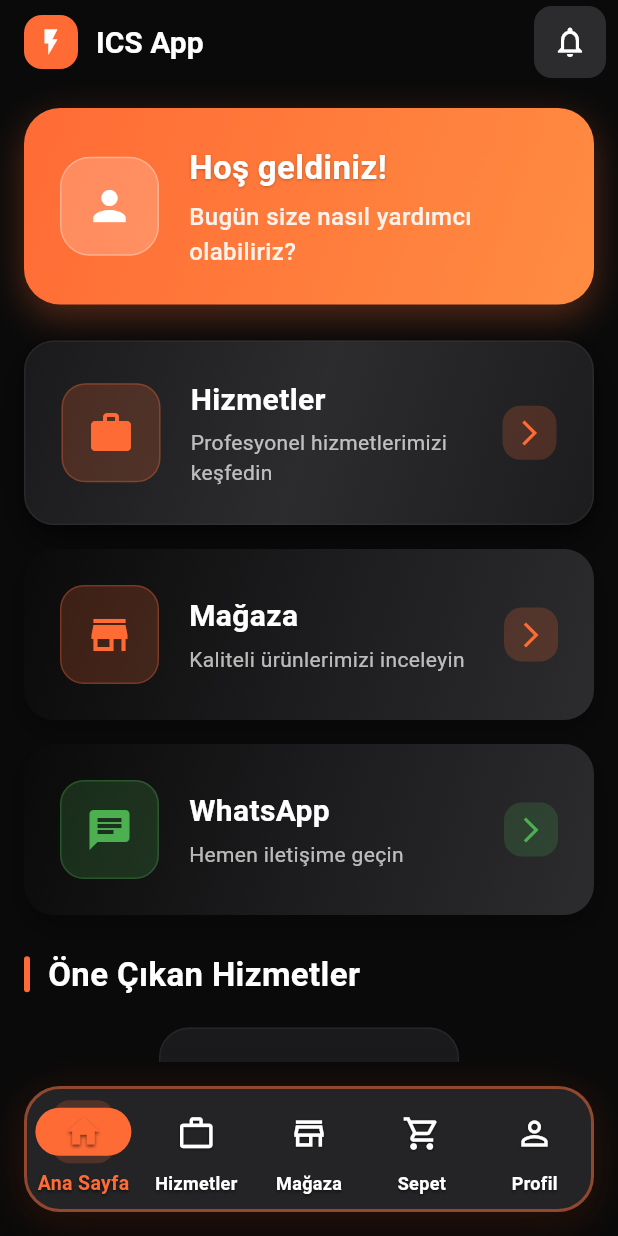
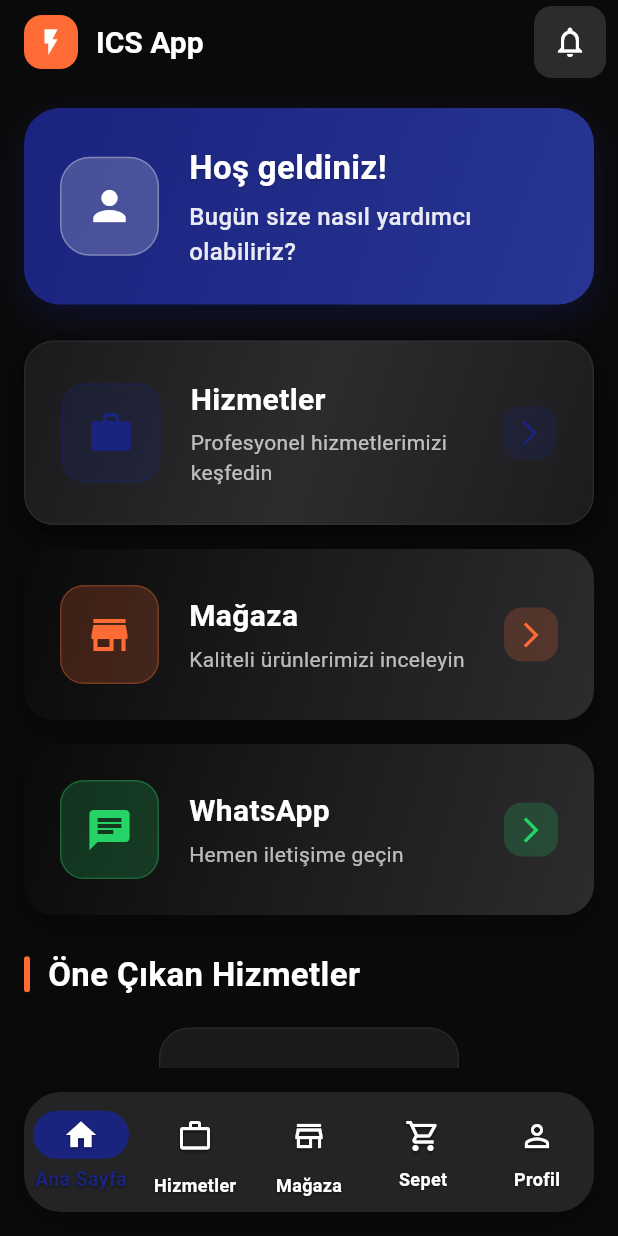
Before and after one commit to sunucuics/ICS-APP-FRONT, a Flutter app: the screen it shows after launch, on a phone screen of 412 x 824 dp. Run offline on Flutter 3.47's test engine with Material 3 defaults, Android fonts, the phone set to English and light mode, and no system bars; our stand-ins replace cached_network_image, dio, firebase_auth, firebase_core, flutter_riverpod, freezed_annotation and 2 more; accounts and stored records are empty; network calls fail.

```diff
--- a/flutter_app/lib/core/theme/app_theme.dart
+++ b/flutter_app/lib/core/theme/app_theme.dart
@@ -1,12 +1,6 @@
 import 'package:flutter/material.dart';
 
 class AppTheme {
-  // Modern Orange Color Palette
-  static const Color primaryOrange = Color(0xFFFF6B35);
-  static const Color secondaryOrange = Color(0xFFFF8C42);
-  static const Color lightOrange = Color(0xFFFFB366);
-  static const Color darkOrange = Color(0xFFE55A2B);
-
   // Modern Black/Dark Color Palette
   static const Color primaryBlack = Color(0xFF0A0A0A);
   static const Color secondaryBlack = Color(0xFF1C1C1E);
@@ -16,6 +10,23 @@ class AppTheme {
   static const Color darkGray = Color(0xFF6A6A6C);
   static const Color cardBackground = Color(0xFF1A1A1C);
   static const Color surfaceElevated = Color(0xFF242426);
+
+  // Navy Blue Color Palette (Services)
+  static const Color primaryNavy = Color(0xFF1A237E);
+  static const Color secondaryNavy = Color(0xFF283593);
+  static const Color lightNavy = Color(0xFF3949AB);
+  static const Color darkNavy = Color(0xFF0D1B69);
+
+  // Orange Color Palette (Store)
+  static const Color primaryOrange = Color(0xFFFF6B35);
+  static const Color secondaryOrange = Color(0xFFFF8C42);
+  static const Color lightOrange = Color(0xFFFFB366);
+  static const Color darkOrange = Color(0xFFE55A2B);
+
+  // WhatsApp Green Color Palette
+  static const Color whatsappGreen = Color(0xFF25D366);
+  static const Color whatsappGreenLight = Color(0xFF4AE54A);
+  static const Color whatsappGreenDark = Color(0xFF128C7E);
 
   // Accent Colors
   static const Color successGreen = Color(0xFF4CAF50);
@@ -110,14 +121,14 @@ class AppTheme {
     ),
     navigationBarTheme: NavigationBarThemeData(
       backgroundColor: primaryBlack,
-      indicatorColor: primaryOrange,
+      indicatorColor: primaryNavy,
       indicatorShape: RoundedRectangleBorder(
         borderRadius: BorderRadius.circular(16),
       ),
       labelTextStyle: MaterialStateProperty.resolveWith((states) {
         if (states.contains(MaterialState.selected)) {
           return const TextStyle(
-            color: primaryOrange,
+            color: primaryNavy,
             fontSize: 13,
             fontWeight: FontWeight.bold,
             shadows: [
@@ -145,7 +156,7 @@ class AppTheme {
       iconTheme: MaterialStateProperty.resolveWith((states) {
         if (states.contains(MaterialState.selected)) {
           return const IconThemeData(
-            color: primaryOrange,
+            color: primaryNavy,
             size: 26,
             shadows: [
               Shadow(
@@ -306,14 +317,14 @@ class AppTheme {
     ),
     navigationBarTheme: NavigationBarThemeData(
       backgroundColor: primaryBlack,
-      indicatorColor: primaryOrange,
+      indicatorColor: primaryNavy,
       indicatorShape: RoundedRectangleBorder(
         borderRadius: BorderRadius.circular(16),
       ),
       labelTextStyle: MaterialStateProperty.resolveWith((states) {
         if (states.contains(MaterialState.selected)) {
           return const TextStyle(
-            color: primaryOrange,
+            color: primaryNavy,
             fontSize: 13,
             fontWeight: FontWeight.bold,
             shadows: [
@@ -341,7 +352,7 @@ class AppTheme {
       iconTheme: MaterialStateProperty.resolveWith((states) {
         if (states.contains(MaterialState.selected)) {
           return const IconThemeData(
-            color: primaryOrange,
+            color: primaryNavy,
             size: 26,
             shadows: [
               Shadow(
--- a/flutter_app/lib/features/appointments/data/appointments_repository.dart
+++ b/flutter_app/lib/features/appointments/data/appointments_repository.dart
@@ -9,7 +9,7 @@ class AppointmentsRepository {
   }) : _apiService = apiService;
 
   /// Dolu slotları getirir (takvim için)
-  Future<Map<String, dynamic>> getBusySlots({
+  Future<List<BusySlot>> getBusySlots({
     String? serviceId,
     int days = 30,
   }) async {
--- a/flutter_app/lib/features/appointments/providers/appointments_provider.dart
+++ b/flutter_app/lib/features/appointments/providers/appointments_provider.dart
@@ -16,8 +16,7 @@ final appointmentsRepositoryProvider = Provider<AppointmentsRepository>((ref) {
 
 // Busy Slots Provider (Takvim için)
 final busySlotsProvider =
-    FutureProvider.family<Map<String, dynamic>, BusySlotsParams>(
-        (ref, params) async {
+    FutureProvider.family<List<BusySlot>, BusySlotsParams>((ref, params) async {
   final repository = ref.watch(appointmentsRepositoryProvider);
   return await repository.getBusySlots(
     serviceId: params.serviceId,
--- a/flutter_app/lib/features/home/presentation/pages/home_page.dart
+++ b/flutter_app/lib/features/home/presentation/pages/home_page.dart
@@ -47,26 +47,12 @@ class _HomePageState extends State<HomePage> {
         margin: const EdgeInsets.all(16),
         decoration: BoxDecoration(
           color: AppTheme.surfaceElevated,
-          borderRadius: BorderRadius.circular(24),
-          border: Border.all(
-            color: AppTheme.primaryOrange.withOpacity(0.5),
-            width: 2,
-          ),
+          borderRadius: BorderRadius.circular(25),
           boxShadow: [
             BoxShadow(
-              color: Colors.black.withOpacity(0.8),
-              blurRadius: 30,
-              offset: const Offset(0, 10),
-            ),
-            BoxShadow(
-              color: AppTheme.primaryOrange.withOpacity(0.2),
-              blurRadius: 20,
+              color: Colors.black.withOpacity(0.3),
+              blurRadius: 15,
               offset: const Offset(0, 5),
-            ),
-            BoxShadow(
-              color: Colors.black.withOpacity(0.3),
-              blurRadius: 10,
-              offset: const Offset(0, 3),
             ),
           ],
         ),
@@ -82,33 +68,15 @@ class _HomePageState extends State<HomePage> {
           shadowColor: Colors.transparent,
           destinations: [
             NavigationDestination(
-              icon: Container(
-                padding: const EdgeInsets.all(8),
-                decoration: BoxDecoration(
-                  color: _currentIndex == 0
-                      ? AppTheme.primaryOrange.withOpacity(0.2)
-                      : Colors.transparent,
-                  borderRadius: BorderRadius.circular(12),
-                ),
-                child: Icon(
-                  Icons.home_outlined,
-                  color: _currentIndex == 0
-                      ? AppTheme.primaryOrange
-                      : Colors.white,
-                  size: 26,
-                ),
+              icon: Icon(
+                Icons.home_outlined,
+                color: Colors.white,
+                size: 24,
               ),
-              selectedIcon: Container(
-                padding: const EdgeInsets.all(8),
-                decoration: BoxDecoration(
-                  color: AppTheme.primaryOrange.withOpacity(0.2),
-                  borderRadius: BorderRadius.circular(12),
-                ),
-                child: const Icon(
-                  Icons.home,
-                  color: AppTheme.primaryOrange,
-                  size: 26,
-                ),
+              selectedIcon: Icon(
+                Icons.home,
+                color: Colors.white,
+                size: 24,
               ),
               label: 'Ana Sayfa',
             ),
@@ -117,28 +85,26 @@ class _HomePageState extends State<HomePage> {
                 padding: const EdgeInsets.all(8),
                 decoration: BoxDecoration(
                   color: _currentIndex == 1
-                      ? AppTheme.primaryOrange.withOpacity(0.2)
+                      ? AppTheme.primaryNavy.withOpacity(0.2)
                       : Colors.transparent,
                   borderRadius: BorderRadius.circular(12),
                 ),
                 child: Icon(
                   Icons.work_outline,
-                  color: _currentIndex == 1
-                      ? AppTheme.primaryOrange
-                      : Colors.white,
-                  size: 26,
+                  color: Colors.white,
+                  size: 24,
                 ),
               ),
               selectedIcon: Container(
                 padding: const EdgeInsets.all(8),
                 decoration: BoxDecoration(
-                  color: AppTheme.primaryOrange.withOpacity(0.2),
+                  color: AppTheme.primaryNavy.withOpacity(0.2),
                   borderRadius: BorderRadius.circular(12),
                 ),
                 child: const Icon(
                   Icons.work,
-                  color: AppTheme.primaryOrange,
-                  size: 26,
+                  color: Colors.white,
+                  size: 24,
                 ),
               ),
               label: 'Hizmetler',
@@ -154,10 +120,8 @@ class _HomePageState extends State<HomePage> {
                 ),
                 child: Icon(
                   Icons.store_outlined,
-                  color: _currentIndex == 2
-                      ? AppTheme.primaryOrange
-                      : Colors.white,
-                  size: 26,
+                  color: Colors.white,
+                  size: 24,
                 ),
               ),
               selectedIcon: Container(
@@ -168,71 +132,35 @@ class _HomePageState extends State<HomePage> {
                 ),
                 child: const Icon(
                   Icons.store,
-                  color: AppTheme.primaryOrange,
-                  size: 26,
+                  color: Colors.white,
+                  size: 24,
                 ),
               ),
               label: 'Mağaza',
             ),
             NavigationDestination(
-              icon: Container(
-                padding: const EdgeInsets.all(8),
-                decoration: BoxDecoration(
-                  color: _currentIndex == 3
-                      ? AppTheme.primaryOrange.withOpacity(0.2)
-                      : Colors.transparent,
-                  borderRadius: BorderRadius.circular(12),
-                ),
-                child: Icon(
-                  Icons.shopping_cart_outlined,
-                  color: _currentIndex == 3
-                      ? AppTheme.primaryOrange
-                      : Colors.white,
-                  size: 26,
-                ),
+              icon: Icon(
+                Icons.shopping_cart_outlined,
+                color: Colors.white,
+                size: 24,
               ),
-              selectedIcon: Container(
-                padding: const EdgeInsets.all(8),
-                decoration: BoxDecoration(
-                  color: AppTheme.primaryOrange.withOpacity(0.2),
-                  borderRadius: BorderRadius.circular(12),
-                ),
-                child: const Icon(
-                  Icons.shopping_cart,
-                  color: AppTheme.primaryOrange,
-                  size: 26,
-                ),
+              selectedIcon: Icon(
+                Icons.shopping_cart,
+                color: Colors.white,
+                size: 24,
               ),
               label: 'Sepet',
             ),
             NavigationDestination(
-              icon: Container(
-                padding: const EdgeInsets.all(8),
-                decoration: BoxDecoration(
-                  color: _currentIndex == 4
-                      ? AppTheme.primaryOrange.withOpacity(0.2)
-                      : Colors.transparent,
-                  borderRadius: BorderRadius.circular(12),
-                ),
-                child: Icon(
-                  Icons.person_outline,
-                  color: _currentIndex == 4
-                      ? AppTheme.primaryOrange
-                      : Colors.white,
-                  size: 26,
-                ),
+              icon: Icon(
+                Icons.person_outline,
+                color: Colors.white,
+                size: 24,
               ),
-              selectedIcon: Container(
-                padding: const EdgeInsets.all(8),
-                decoration: BoxDecoration(
-                  color: AppTheme.primaryOrange.withOpacity(0.2),
-                  borderRadius: BorderRadius.circular(12),
-                ),
-                child: const Icon(
-                  Icons.person,
-                  color: AppTheme.primaryOrange,
-                  size: 26,
-                ),
+              selectedIcon: Icon(
+                Icons.person,
+                color: Colors.white,
+                size: 24,
               ),
               label: 'Profil',
             ),
--- a/flutter_app/lib/features/home/presentation/widgets/home_tab.dart
+++ b/flutter_app/lib/features/home/presentation/widgets/home_tab.dart
@@ -71,14 +71,14 @@ class HomeTab extends ConsumerWidget {
                   begin: Alignment.topLeft,
                   end: Alignment.bottomRight,
                   colors: [
-                    AppTheme.primaryOrange,
-                    AppTheme.secondaryOrange,
+                    AppTheme.primaryNavy,
+                    AppTheme.secondaryNavy,
                   ],
                 ),
                 borderRadius: BorderRadius.circular(24),
                 boxShadow: [
                   BoxShadow(
-                    color: AppTheme.primaryOrange.withOpacity(0.3),
+                    color: AppTheme.primaryNavy.withOpacity(0.3),
                     blurRadius: 20,
                     offset: const Offset(0, 8),
                   ),
@@ -199,18 +199,17 @@ class HomeTab extends ConsumerWidget {
                             Container(
                               padding: const EdgeInsets.all(16),
                               decoration: BoxDecoration(
-                                color: AppTheme.primaryOrange.withOpacity(0.2),
+                                color: AppTheme.primaryNavy.withOpacity(0.2),
                                 borderRadius: BorderRadius.circular(16),
                                 border: Border.all(
-                                  color:
-                                      AppTheme.primaryOrange.withOpacity(0.3),
+                                  color: AppTheme.primaryNavy.withOpacity(0.3),
                                   width: 1,
                                 ),
                               ),
                               child: const Icon(
                                 Icons.work,
                                 size: 32,
-                                color: AppTheme.primaryOrange,
+                                color: AppTheme.primaryNavy,
                               ),
                             ),
                             const SizedBox(width: 20),
@@ -240,12 +239,12 @@ class HomeTab extends ConsumerWidget {
                             Container(
                               padding: const EdgeInsets.all(8),
                               decoration: BoxDecoration(
-                                color: AppTheme.primaryOrange.withOpacity(0.2),
+                                color: AppTheme.primaryNavy.withOpacity(0.2),
                                 borderRadius: BorderRadius.circular(12),
                               ),
                               child: const Icon(
                                 Icons.arrow_forward_ios,
-                                color: AppTheme.primaryOrange,
+                                color: AppTheme.primaryNavy,
                                 size: 20,
                               ),
                             ),
@@ -388,17 +387,18 @@ class HomeTab extends ConsumerWidget {
                             Container(
                               padding: const EdgeInsets.all(16),
                               decoration: BoxDecoration(
-                                color: AppTheme.successGreen.withOpacity(0.2),
+                                color: AppTheme.whatsappGreen.withOpacity(0.2),
                                 borderRadius: BorderRadius.circular(16),
                                 border: Border.all(
-                                  color: AppTheme.successGreen.withOpacity(0.3),
+                                  color:
+                                      AppTheme.whatsappGreen.withOpacity(0.3),
                                   width: 1,
                                 ),
                               ),
                               child: const Icon(
                                 Icons.chat,
                                 size: 32,
-                                color: AppTheme.successGreen,
+                                color: AppTheme.whatsappGreen,
                               ),
                             ),
                             const SizedBox(width: 20),
@@ -428,12 +428,12 @@ class HomeTab extends ConsumerWidget {
                             Container(
                               padding: const EdgeInsets.all(8),
                               decoration: BoxDecoration(
-                                color: AppTheme.successGreen.withOpacity(0.2),
+                                color: AppTheme.whatsappGreen.withOpacity(0.2),
                                 borderRadius: BorderRadius.circular(12),
                               ),
                               child: const Icon(
                                 Icons.arrow_forward_ios,
-                                color: AppTheme.successGreen,
+                                color: AppTheme.whatsappGreen,
                                 size: 20,
                               ),
                             ),
@@ -1172,13 +1172,13 @@ class _FeaturedServiceCard extends StatelessWidget {
                     padding: const EdgeInsets.symmetric(
                         horizontal: 6, vertical: 3), // Reduced padding
                     decoration: BoxDecoration(
-                      color: Colors.orange[100],
+                      color: AppTheme.primaryNavy.withOpacity(0.1),
                       borderRadius: BorderRadius.circular(10),
                     ),
                     child: Text(
                       'Yakında',
                       style: TextStyle(
-                        color: Colors.orange[800],
+                        color: AppTheme.primaryNavy,
                         fontSize: 9, // Smaller text
                         fontWeight: FontWeight.w500,
                       ),
```
Also changed, not shown: flutter_app/lib/core/models/appointment_model.dart (+15 -0 lines), flutter_app/lib/core/network/api_endpoints.dart (+6 -5 lines), flutter_app/lib/features/appointments/data/appointments_api_service.dart (+25 -11 lines), flutter_app/lib/features/appointments/presentation/pages/appointment_booking_page.dart (+82 -28 lines), flutter_app/lib/features/appointments/presentation/widgets/monthly_calendar_widget.dart (+10 -10 lines), flutter_app/lib/features/home/presentation/widgets/services_tab.dart (+5 -5 lines), flutter_app/lib/core/models/appointment_model.freezed.dart, flutter_app/lib/core/models/appointment_model.g.dart, 2 other files.
